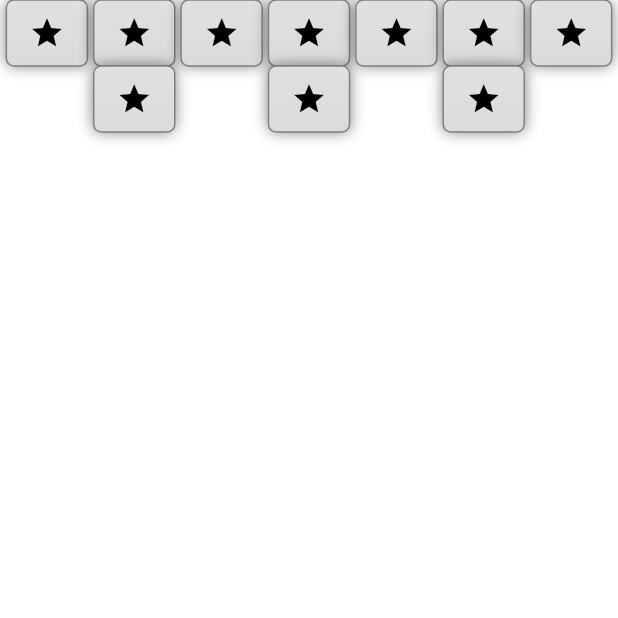
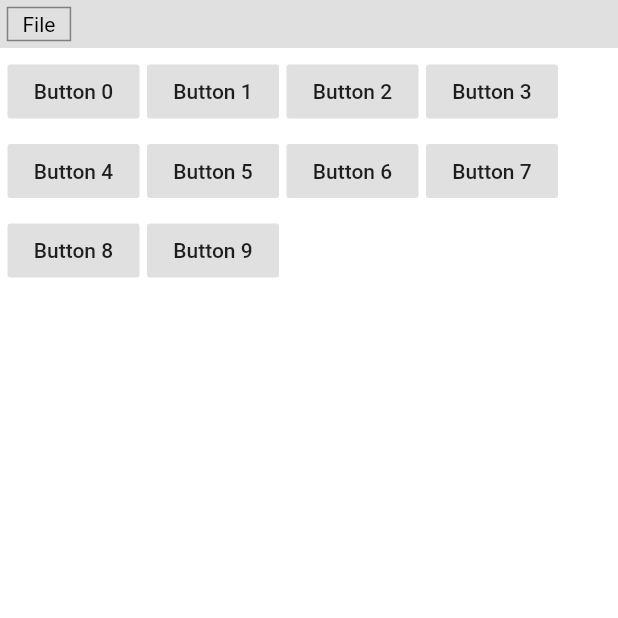
Before and after one commit to Leowbattle/hex_editor, a Flutter app: the screen it shows after launch, on a phone screen of 412 x 824 dp, the top half of it. Run offline on Flutter 3.47's test engine with Material 2 defaults, Android fonts, the light colour scheme and no system bars.

Commit message:
Don't make custom buttons!

```diff
--- /dev/null
+++ b/lib/app_button.dart
@@ -0,0 +1,141 @@
+import 'package:flutter/material.dart';
+import 'package:flutter/rendering.dart';
+
+class AppButton extends StatefulWidget {
+  AppButton(
+      {required this.child,
+      required this.onPressed,
+      this.padding = const EdgeInsets.symmetric(vertical: 3, horizontal: 10)});
+
+  final Widget child;
+  final VoidCallback onPressed;
+  final EdgeInsetsGeometry padding;
+
+  @override
+  _AppButtonState createState() => _AppButtonState();
+}
+
+enum _ButtonState { Normal, Hover, Pressed }
+
+class _AppButtonState extends State<AppButton> {
+  _ButtonState state = _ButtonState.Normal;
+
+  void setButtonState(_ButtonState state) {
+    setState(() {
+      this.state = state;
+    });
+  }
+
+  @override
+  Widget build(BuildContext context) {
+    return GestureDetector(
+      onTapDown: (_) {
+        setButtonState(_ButtonState.Pressed);
+      },
+      onTapUp: (_) {
+        setButtonState(_ButtonState.Hover);
+      },
+      onTapCancel: () {
+        print("cancel");
+        setButtonState(_ButtonState.Normal);
+      },
+      onTap: () {
+        widget.onPressed();
+      },
+      child: MouseRegion(
+        onEnter: (_) {
+          if (state == _ButtonState.Normal) {
+            setButtonState(_ButtonState.Hover);
+          }
+        },
+        onExit: (_) {
+          setButtonState(_ButtonState.Normal);
+        },
+        child: _AppButtonRenderObjectWidget(
+            child: widget.child, padding: widget.padding, state: state),
+      ),
+    );
+  }
+}
+
+class _AppButtonRenderObjectWidget extends SingleChildRenderObjectWidget {
+  _AppButtonRenderObjectWidget(
+      {required Widget child, required this.padding, required this.state})
+      : super(child: child);
+
+  final EdgeInsetsGeometry padding;
+  final _ButtonState state;
+
+  @override
+  RenderObject createRenderObject(BuildContext context) {
+    return _RenderAppButton(padding: padding)..state = state;
+  }
+
+  @override
+  void updateRenderObject(
+      BuildContext context, covariant _RenderAppButton renderObject) {
+    renderObject..state = state;
+  }
+}
+
+class _RenderAppButton extends RenderPadding {
+  _RenderAppButton({required EdgeInsetsGeometry padding})
+      : super(padding: padding);
+
+  _ButtonState _state = _ButtonState.Normal;
+  _ButtonState get state => _state;
+  set state(_ButtonState value) {
+    if (_state != value) {
+      markNeedsPaint();
+      _state = value;
+    }
+  }
+
+  final Paint buttonPaint = Paint()..color = Color(0xffe0e0e0);
+  final Paint hoverPaint = Paint()..color = Color(0xffcccccc);
+  final Paint pressedPaint = Paint()..color = Color(0xff999999);
+
+  final Paint outlinePaint = Paint()
+    ..style = PaintingStyle.stroke
+    ..strokeWidth = 1
+    ..color = Color(0xff808080);
+
+  @override
+  void paint(PaintingContext context, Offset offset) {
+    final canvas = context.canvas;
+
+    canvas.save();
+    canvas.translate(offset.dx, offset.dy);
+
+    // Button rectangle
+    final rect = Rect.fromLTRB(
+      0,
+      0,
+      size.width,
+      size.height,
+    );
+
+    // Draw button
+    Paint paint;
+    switch (state) {
+      case _ButtonState.Normal:
+        paint = buttonPaint;
+        break;
+      case _ButtonState.Hover:
+        paint = hoverPaint;
+        break;
+      case _ButtonState.Pressed:
+        paint = pressedPaint;
+        break;
+    }
+    canvas.drawRect(rect, paint);
+
+    // Draw outline
+    canvas.drawRect(rect, outlinePaint);
+
+    // Draw child
+    super.paint(context, Offset.zero);
+
+    canvas.restore();
+  }
+}
--- /dev/null
+++ b/lib/app_menu.dart
@@ -0,0 +1,40 @@
+import 'package:flutter/material.dart';
+
+class AppMenu extends StatefulWidget {
+  AppMenu({required this.items});
+
+  final List<AppMenuItem> items;
+
+  @override
+  _AppMenuState createState() => _AppMenuState();
+}
+
+class _AppMenuState extends State<AppMenu> {
+  @override
+  Widget build(BuildContext context) {
+    return Container(
+      color: Color(0xffe0e0e0),
+      child: Wrap(
+        alignment: WrapAlignment.start,
+        children: [
+          for (var item in widget.items)
+            Padding(
+              padding: EdgeInsets.all(5),
+              child: item,
+            )
+        ],
+      ),
+    );
+  }
+}
+
+class AppMenuItem extends StatelessWidget {
+  AppMenuItem({required this.label});
+
+  final Widget label;
+
+  @override
+  Widget build(BuildContext context) {
+    return label;
+  }
+}
--- a/lib/main.dart
+++ b/lib/main.dart
@@ -1,5 +1,6 @@
 import 'package:flutter/material.dart';
-import 'package:flutter/rendering.dart';
+import 'app_button.dart';
+import 'app_menu.dart';
 
 void main() {
   runApp(HexEditorApp());
@@ -8,101 +9,59 @@ void main() {
 class HexEditorApp extends StatelessWidget {
   @override
   Widget build(BuildContext context) {
-    // return MaterialApp(
-    //   home: Scaffold(
-    //     body: Text("Hi"),
-    //   ),
-    //   debugShowCheckedModeBanner: false,
-    // );
-
     return WidgetsApp(
       color: Colors.white,
       textStyle: TextStyle(color: Colors.black),
-      builder: (_, __) {
+      builder: (BuildContext bc, __) {
         return Container(
-          child: Wrap(
-            alignment: WrapAlignment.spaceEvenly,
+          color: Colors.white,
+          child: Column(
+            crossAxisAlignment: CrossAxisAlignment.stretch,
             children: [
-              for (int i = 0; i < 10; i++) AppButton(child: Icon(Icons.star))
+              AppMenu(
+                items: [
+                  AppMenuItem(
+                      label: AppButton(
+                    child: Text("File"),
+                    onPressed: () {},
+                  )),
+                ],
+              ),
+              Expanded(
+                child: Padding(
+                  padding: EdgeInsets.all(5),
+                  child: Wrap(
+                    alignment: WrapAlignment.start,
+                    spacing: 5,
+                    runSpacing: 5,
+                    children: [
+                      for (int i = 0; i < 10; i++)
+                        MaterialButton(
+                          child: Text("Button $i"),
+                          onPressed: () {
+                            print("Button $i was pressed");
+                          },
+                          elevation: 0,
+                          hoverElevation: 0,
+                          highlightElevation: 0,
+                          splashColor: Colors.transparent,
+                          color: Color(0xffe0e0e0),
+                        )
+                      // AppButton(
+                      //   child: Text("Button $i"),
+                      //   onPressed: () {
+                      //     print("Button $i was pressed");
+                      //   },
+                      // )
+                    ],
+                  ),
+                ),
+              )
             ],
           ),
-          color: Colors.white,
         );
       },
       debugShowCheckedModeBanner: false,
     );
   }
 }
-
-class AppButton extends SingleChildRenderObjectWidget {
-  AppButton({
-    required this.child,
-    this.padding = const EdgeInsets.symmetric(vertical: 10, horizontal: 15),
-  });
-
-  final Widget child;
-  final EdgeInsetsGeometry padding;
-
-  @override
-  RenderObject createRenderObject(BuildContext context) {
-    return _RenderAppButton(padding: padding);
-  }
-}
-
-class _RenderAppButton extends RenderPadding {
-  _RenderAppButton({required EdgeInsetsGeometry padding})
-      : super(padding: padding);
-
-  final Paint blurPaint = Paint()
-    ..color = Colors.black.withAlpha(127)
-    ..maskFilter = MaskFilter.blur(BlurStyle.outer, 5);
-
-  final Paint outlinePaint = Paint()
-    ..style = PaintingStyle.stroke
-    ..strokeWidth = 1
-    ..color = Color(0xff808080);
-
-  @override
-  void paint(PaintingContext context, Offset offset) {
-    final canvas = context.canvas;
-
-    canvas.save();
-    canvas.translate(offset.dx, offset.dy);
-
-    // Rounded rectangle of the button
-    final rrect = RRect.fromRectAndRadius(
-      Rect.fromLTRB(
-        0,
-        0,
-        size.width,
-        size.height,
-      ),
-      Radius.circular(5),
-    );
-
-    // Draw blur
-    canvas.drawRRect(rrect, blurPaint);
-
-    // Draw button
-    canvas.drawRRect(
-      rrect,
-      Paint()
-        ..shader = LinearGradient(
-          colors: [
-            Color(0xffe0e0e0),
-            Color(0xffdbdbdb),
-          ],
-          begin: Alignment.topCenter,
-          end: Alignment.bottomCenter,
-        ).createShader(rrect.outerRect),
-    );
-
-    // Draw outline
-    canvas.drawRRect(rrect, outlinePaint);
-
-    // Draw child
-    super.paint(context, Offset.zero);
-
-    canvas.restore();
-  }
-}
```
